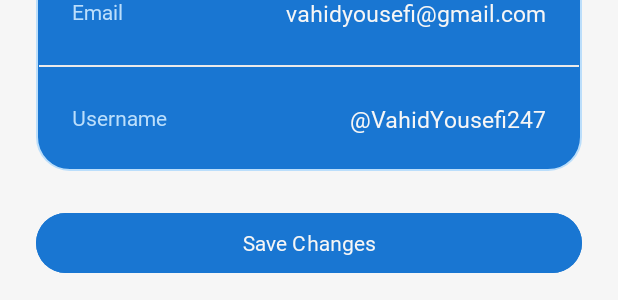
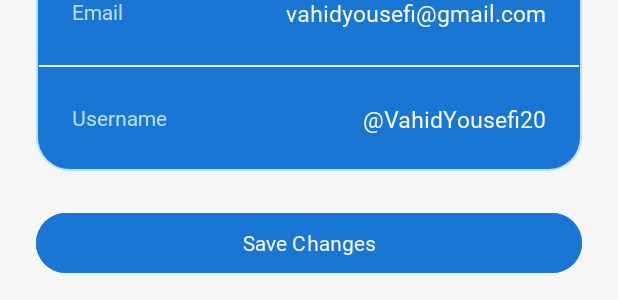
Before and after one commit to vahidyousefi/wikipedia, an Android app: the layout activity_edit_profile.xml on its own in the app's theme, with its tools: preview values and no code run, on a phone screen of 412 x 824 dp. Shown: the part 737-1037 px from the top of the screen. Run offline under Robolectric (Android 15) with nearby library versions, the phone set to English and light mode, and no system bars.

Commit message:
Activity-Edit-Profile edited

```diff
--- a/app/src/main/res/layout/activity_edit_profile.xml
+++ b/app/src/main/res/layout/activity_edit_profile.xml
@@ -206,7 +206,7 @@
                         android:layout_width="wrap_content"
                         android:layout_height="wrap_content"
                         android:layout_gravity="end"
-                        android:text=" @VahidYousefi247"
+                        android:text=" @VahidYousefi20"
                         android:textColor="@color/white_night"
                         android:textSize="15sp" />
 
```
